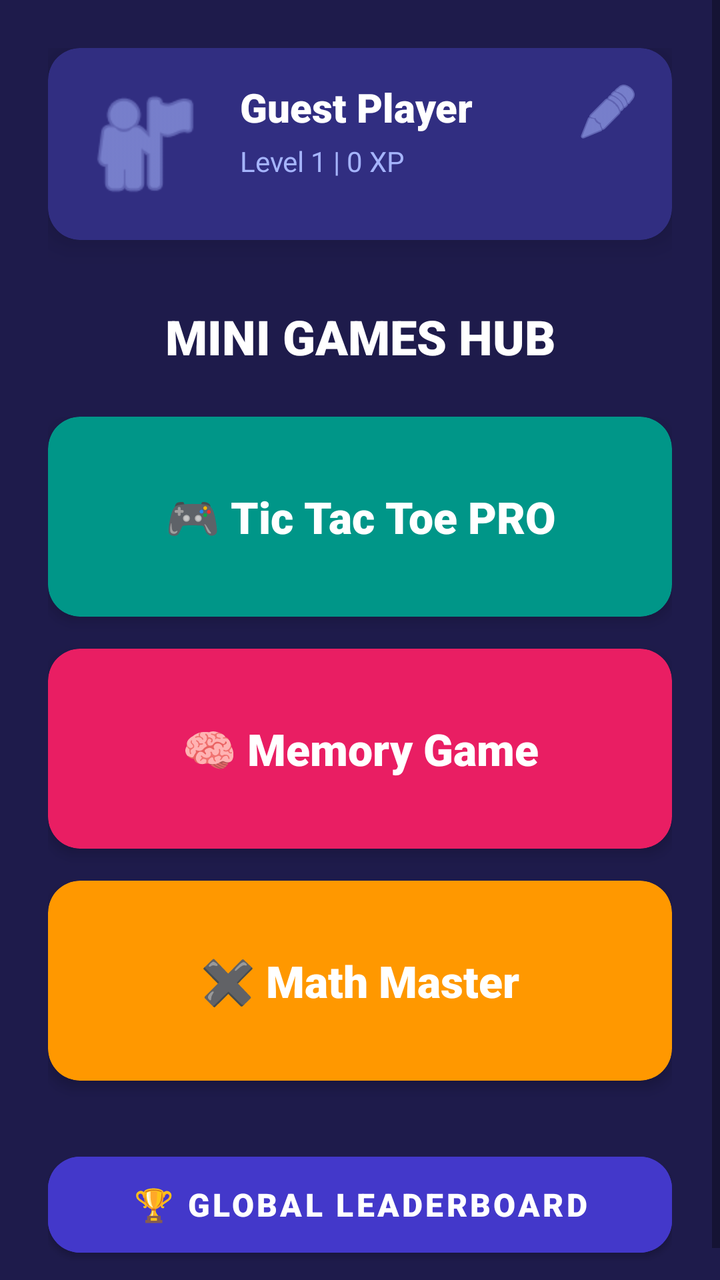
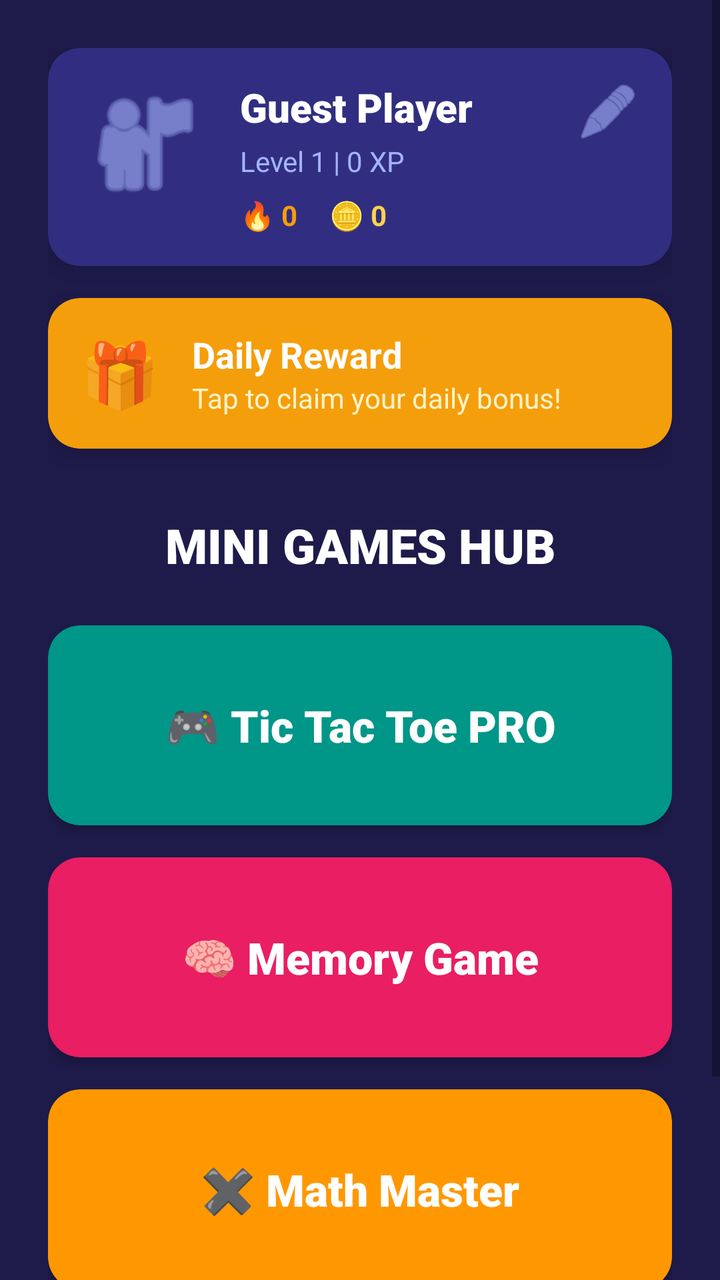

The first picture is an Android layout as it rendered before a commit; the second is the same layout after the commit. The layout source and the unified diff follow.
<!-- AndroidManifest.xml: application theme Theme.TicTacToe -->
<!-- res/layout/fragment_dashboard.xml -->
<?xml version="1.0" encoding="utf-8"?>
<androidx.constraintlayout.widget.ConstraintLayout xmlns:android="http://schemas.android.com/apk/res/android"
    xmlns:app="http://schemas.android.com/apk/res-auto"
    xmlns:tools="http://schemas.android.com/tools"
    android:layout_width="match_parent"
    android:layout_height="match_parent"
    android:background="@color/background_color">

    <ScrollView
        android:layout_width="match_parent"
        android:layout_height="match_parent"
        android:fillViewport="true">

        <androidx.constraintlayout.widget.ConstraintLayout
            android:layout_width="match_parent"
            android:layout_height="wrap_content"
            android:padding="24dp">

            
            <androidx.cardview.widget.CardView
                android:id="@+id/cardProfile"
                android:layout_width="match_parent"
                android:layout_height="wrap_content"
                app:cardBackgroundColor="#312E81"
                app:cardCornerRadius="16dp"
                app:cardElevation="8dp"
                app:layout_constraintTop_toTopOf="parent">

                <androidx.constraintlayout.widget.ConstraintLayout
                    android:layout_width="match_parent"
                    android:layout_height="wrap_content"
                    android:padding="16dp">

                    <ImageView
                        android:id="@+id/ivAvatar"
                        android:layout_width="64dp"
                        android:layout_height="64dp"
                        android:src="@android:drawable/ic_menu_myplaces"
                        app:layout_constraintStart_toStartOf="parent"
                        app:layout_constraintTop_toTopOf="parent"
                        app:tint="#A5B4FC" />

                    <TextView
                        android:id="@+id/tvUsername"
                        android:layout_width="0dp"
                        android:layout_height="wrap_content"
                        android:layout_marginStart="16dp"
                        android:fontFamily="sans-serif-black"
                        android:text="Guest Player"
                        android:textColor="@color/white"
                        android:textSize="20sp"
                        app:layout_constraintEnd_toStartOf="@+id/btnEditProfile"
                        app:layout_constraintStart_toEndOf="@+id/ivAvatar"
                        app:layout_constraintTop_toTopOf="@+id/ivAvatar" />

                    <TextView
                        android:id="@+id/tvLevelInfo"
                        android:layout_width="0dp"
                        android:layout_height="wrap_content"
                        android:layout_marginStart="16dp"
                        android:layout_marginTop="4dp"
                        android:text="Level 1 | 0 XP"
                        android:textColor="#A5B4FC"
                        android:textSize="14sp"
                        app:layout_constraintEnd_toEndOf="parent"
                        app:layout_constraintStart_toEndOf="@+id/ivAvatar"
                        app:layout_constraintTop_toBottomOf="@+id/tvUsername" />

                    <ImageButton
                        android:id="@+id/btnEditProfile"
                        android:layout_width="32dp"
                        android:layout_height="32dp"
                        android:background="?attr/selectableItemBackgroundBorderless"
                        android:src="@android:drawable/ic_menu_edit"
                        app:layout_constraintEnd_toEndOf="parent"
                        app:layout_constraintTop_toTopOf="parent"
                        app:tint="#A5B4FC" />

                </androidx.constraintlayout.widget.ConstraintLayout>
            </androidx.cardview.widget.CardView>

            <TextView
                android:id="@+id/tvTitle"
                android:layout_width="wrap_content"
                android:layout_height="wrap_content"
                android:layout_marginTop="32dp"
                android:fontFamily="sans-serif-black"
                android:text="MINI GAMES HUB"
                android:textColor="@color/white"
                android:textSize="24sp"
                app:layout_constraintEnd_toEndOf="parent"
                app:layout_constraintStart_toStartOf="parent"
                app:layout_constraintTop_toBottomOf="@+id/cardProfile" />

            
            <LinearLayout
                android:layout_width="match_parent"
                android:layout_height="wrap_content"
                android:layout_marginTop="24dp"
                android:orientation="vertical"
                app:layout_constraintTop_toBottomOf="@+id/tvTitle">

                
                <androidx.cardview.widget.CardView
                    android:id="@+id/cardTicTacToe"
                    android:layout_width="match_parent"
                    android:layout_height="100dp"
                    android:layout_marginBottom="16dp"
                    app:cardBackgroundColor="#009688"
                    app:cardCornerRadius="16dp"
                    app:cardElevation="4dp">
                    
                    <TextView
                        android:layout_width="match_parent"
                        android:layout_height="match_parent"
                        android:gravity="center"
                        android:text="🎮 Tic Tac Toe PRO"
                        android:textColor="@color/white"
                        android:textSize="22sp"
                        android:fontFamily="sans-serif-black"/>
                </androidx.cardview.widget.CardView>

                
                <androidx.cardview.widget.CardView
                    android:id="@+id/cardMemoryGame"
                    android:layout_width="match_parent"
                    android:layout_height="100dp"
                    android:layout_marginBottom="16dp"
                    app:cardBackgroundColor="#E91E63"
                    app:cardCornerRadius="16dp"
                    app:cardElevation="4dp">

                    <TextView
                        android:layout_width="match_parent"
                        android:layout_height="match_parent"
                        android:gravity="center"
                        android:text="🧠 Memory Game"
                        android:textColor="@color/white"
                        android:textSize="22sp"
                        android:fontFamily="sans-serif-black"/>
                </androidx.cardview.widget.CardView>

                
                <androidx.cardview.widget.CardView
                    android:id="@+id/cardMathGame"
                    android:layout_width="match_parent"
                    android:layout_height="100dp"
                    android:layout_marginBottom="16dp"
                    app:cardBackgroundColor="#FF9800"
                    app:cardCornerRadius="16dp"
                    app:cardElevation="4dp">

                    <TextView
                        android:layout_width="match_parent"
                        android:layout_height="match_parent"
                        android:gravity="center"
                        android:text="✖️ Math Master"
                        android:textColor="@color/white"
                        android:textSize="22sp"
                        android:fontFamily="sans-serif-black"/>
                </androidx.cardview.widget.CardView>

                <Button
                    android:id="@+id/btnGlobalLeaderboard"
                    android:layout_width="match_parent"
                    android:layout_height="60dp"
                    android:layout_marginTop="16dp"
                    android:backgroundTint="#4338CA"
                    android:fontFamily="sans-serif-black"
                    android:text="🏆 GLOBAL LEADERBOARD"
                    android:textColor="@color/white"
                    android:textSize="16sp"
                    app:cornerRadius="16dp" />

            </LinearLayout>

        </androidx.constraintlayout.widget.ConstraintLayout>
    </ScrollView>
</androidx.constraintlayout.widget.ConstraintLayout>
<!-- resources referenced by this layout -->
<resources>
  <color name="background_color">#1E1B4B</color>
  <color name="white">#FFFFFFFF</color>
  <style name="Theme.TicTacToe" parent="Theme.MaterialComponents.DayNight.NoActionBar">
          <item name="colorPrimary">@color/purple_500</item>
          <item name="colorPrimaryVariant">@color/purple_700</item>
          <item name="colorOnPrimary">@color/white</item>
          <item name="colorSecondary">@color/teal_200</item>
          <item name="colorSecondaryVariant">@color/teal_700</item>
          <item name="colorOnSecondary">@color/black</item>
          <item name="android:statusBarColor">@color/background_color</item>
          <item name="android:windowBackground">@color/background_color</item>
      </style>
  <color name="purple_500">#FF6200EE</color>
  <color name="purple_700">#FF3700B3</color>
  <color name="teal_200">#FF03DAC5</color>
  <color name="teal_700">#FF018786</color>
  <color name="black">#FF000000</color>
</resources>

<!-- the commit's change to res/layout/fragment_dashboard.xml (unified diff, before → after) -->
@@ -62,9 +62,39 @@
                         android:text="Level 1 | 0 XP"
                         android:textColor="#A5B4FC"
                         android:textSize="14sp"
-                        app:layout_constraintEnd_toEndOf="parent"
+                        app:layout_constraintEnd_toStartOf="@+id/btnEditProfile"
                         app:layout_constraintStart_toEndOf="@+id/ivAvatar"
                         app:layout_constraintTop_toBottomOf="@+id/tvUsername" />
+                        
+                    
+                    <LinearLayout
+                        android:layout_width="0dp"
+                        android:layout_height="wrap_content"
+                        android:layout_marginTop="8dp"
+                        android:orientation="horizontal"
+                        android:layout_marginStart="16dp"
+                        app:layout_constraintStart_toEndOf="@+id/ivAvatar"
+                        app:layout_constraintTop_toBottomOf="@+id/tvLevelInfo">
+                        
+                        <TextView
+                            android:id="@+id/tvStreak"
+                            android:layout_width="wrap_content"
+                            android:layout_height="wrap_content"
+                            android:text="🔥 0"
+                            android:textColor="#F59E0B"
+                            android:textStyle="bold"
+                            android:textSize="14sp" />
+                            
+                        <TextView
+                            android:id="@+id/tvCoins"
+                            android:layout_width="wrap_content"
+                            android:layout_height="wrap_content"
+                            android:layout_marginStart="16dp"
+                            android:text="🪙 0"
+                            android:textColor="#FCD34D"
+                            android:textStyle="bold"
+                            android:textSize="14sp" />
+                    </LinearLayout>
 
                     <ImageButton
                         android:id="@+id/btnEditProfile"
@@ -79,6 +109,55 @@
                 </androidx.constraintlayout.widget.ConstraintLayout>
             </androidx.cardview.widget.CardView>
 
+            
+            <androidx.cardview.widget.CardView
+                android:id="@+id/cardDailyReward"
+                android:layout_width="match_parent"
+                android:layout_height="wrap_content"
+                android:layout_marginTop="16dp"
+                app:cardBackgroundColor="#F59E0B"
+                app:cardCornerRadius="16dp"
+                app:cardElevation="8dp"
+                app:layout_constraintTop_toBottomOf="@+id/cardProfile">
+                
+                <LinearLayout
+                    android:layout_width="match_parent"
+                    android:layout_height="wrap_content"
+                    android:padding="16dp"
+                    android:orientation="horizontal"
+                    android:gravity="center_vertical">
+                    
+                    <TextView
+                        android:layout_width="wrap_content"
+                        android:layout_height="wrap_content"
+                        android:text="🎁"
+                        android:textSize="32sp" />
+                        
+                    <LinearLayout
+                        android:layout_width="0dp"
+                        android:layout_weight="1"
+                        android:layout_height="wrap_content"
+                        android:layout_marginStart="16dp"
+                        android:orientation="vertical">
+                        
+                        <TextView
+                            android:layout_width="wrap_content"
+                            android:layout_height="wrap_content"
+                            android:text="Daily Reward"
+                            android:textColor="@color/white"
+                            android:textStyle="bold"
+                            android:textSize="18sp" />
+                            
+                        <TextView
+                            android:layout_width="wrap_content"
+                            android:layout_height="wrap_content"
+                            android:text="Tap to claim your daily bonus!"
+                            android:textColor="#FEF3C7"
+                            android:textSize="14sp" />
+                    </LinearLayout>
+                </LinearLayout>
+            </androidx.cardview.widget.CardView>
+
             <TextView
                 android:id="@+id/tvTitle"
                 android:layout_width="wrap_content"
@@ -90,7 +169,7 @@
                 android:textSize="24sp"
                 app:layout_constraintEnd_toEndOf="parent"
                 app:layout_constraintStart_toStartOf="parent"
-                app:layout_constraintTop_toBottomOf="@+id/cardProfile" />
+                app:layout_constraintTop_toBottomOf="@+id/cardDailyReward" />
 
             
             <LinearLayout
